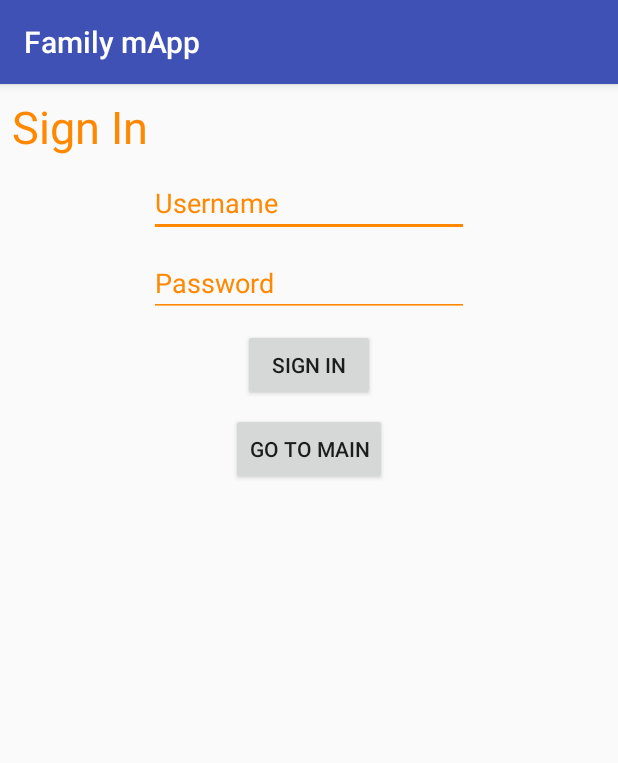
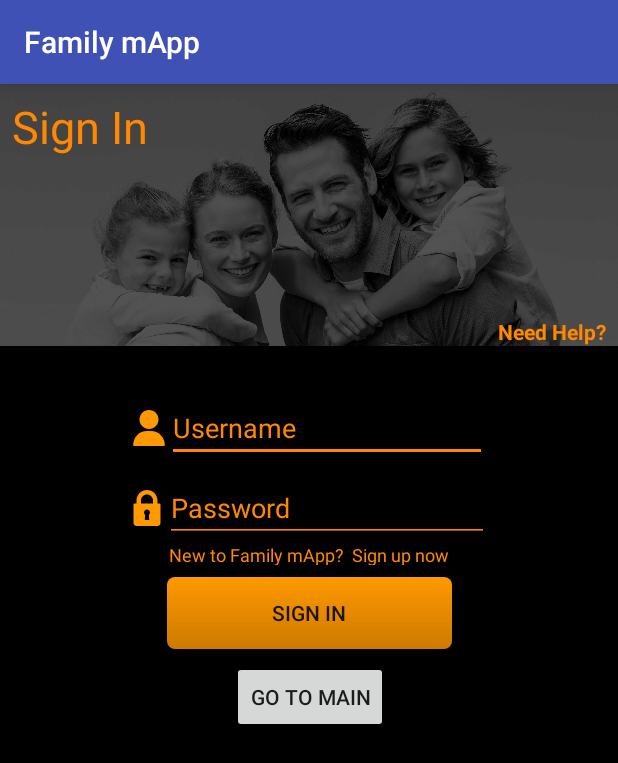
Before and after one commit to mjgrogan/FamilymApp, an Android app: the screen it shows after launch (SignIn), on a phone screen of 412 x 824 dp. Shown: the top 763 px of the screen. Run offline under Robolectric (Android 15) with nearby library versions, the phone set to English and light mode, and no system bars.

```diff
--- a/app/build.gradle
+++ b/app/build.gradle
@@ -9,6 +9,7 @@ android {
         versionCode 1
         versionName "1.0"
         testInstrumentationRunner "android.support.test.runner.AndroidJUnitRunner"
+        vectorDrawables.useSupportLibrary = true
     }
     buildTypes {
         release {
--- a/app/src/main/AndroidManifest.xml
+++ b/app/src/main/AndroidManifest.xml
@@ -22,7 +22,8 @@
         <activity android:name=".Locations" />
         <activity android:name=".Help" />
         <activity android:name=".Register" />
-        <activity android:name=".Emergency"></activity>
+        <activity android:name=".Emergency" />
+        <activity android:name=".QuickStartGuide"></activity>
     </application>
 
 </manifest>
--- /dev/null
+++ b/app/src/main/res/drawable/custom_orange_btn.xml
@@ -0,0 +1,8 @@
+<?xml version="1.0" encoding="utf-8"?>
+<shape xmlns:android="http://schemas.android.com/apk/res/android">
+    <gradient
+        android:startColor="#FF9900"
+        android:endColor="#CC7A00"
+        android:angle="270"/>
+    <corners android:radius="5dp" />
+</shape>
--- /dev/null
+++ b/app/src/main/res/drawable/ic_lock.xml
@@ -0,0 +1,4 @@
+<vector android:height="24dp" android:viewportHeight="512.0"
+    android:viewportWidth="512.0" android:width="24dp" xmlns:android="http://schemas.android.com/apk/res/android">
+    <path android:fillColor="#FFFF9900" android:pathData="M437.3,192h-32v-42.7C405.3,67 338.3,0 256,0S106.7,67 106.7,149.3V192h-32C68.8,192 64,196.8 64,202.7v266.7C64,492.9 83.1,512 106.7,512h298.7C428.9,512 448,492.9 448,469.3V202.7C448,196.8 443.2,192 437.3,192zM287.9,414.8c0.3,3 -0.6,6 -2.7,8.3c-2,2.3 -4.9,3.6 -7.9,3.6h-42.7c-3,0 -5.9,-1.3 -7.9,-3.6c-2,-2.3 -3,-5.3 -2.7,-8.3l6.7,-60.5c-10.9,-7.9 -17.5,-20.5 -17.5,-34.3c0,-23.5 19.1,-42.7 42.7,-42.7s42.7,19.1 42.7,42.7c0,13.8 -6.5,26.4 -17.5,34.3L287.9,414.8zM341.3,192H170.7v-42.7C170.7,102.3 208.9,64 256,64s85.3,38.3 85.3,85.3V192z"/>
+</vector>
--- /dev/null
+++ b/app/src/main/res/drawable/ic_user.xml
@@ -0,0 +1,5 @@
+<vector android:height="24dp" android:viewportHeight="512.0"
+    android:viewportWidth="512.0" android:width="24dp" xmlns:android="http://schemas.android.com/apk/res/android">
+    <path android:fillColor="#FFFF9900" android:pathData="M256,0c-74.4,0 -135,60.6 -135,135s60.6,135 135,135s135,-60.6 135,-135S330.4,0 256,0z"/>
+    <path android:fillColor="#FFFF9900" android:pathData="M424,358.2C387,320.7 338,300 286,300h-60c-52,0 -101,20.7 -138,58.2C51.3,395.5 31,444.8 31,497c0,8.3 6.7,15 15,15h420c8.3,0 15,-6.7 15,-15C481,444.8 460.7,395.5 424,358.2z"/>
+</vector>
--- a/app/src/main/res/layout/activity_sign_in.xml
+++ b/app/src/main/res/layout/activity_sign_in.xml
@@ -4,67 +4,56 @@
     xmlns:tools="http://schemas.android.com/tools"
     android:layout_width="match_parent"
     android:layout_height="match_parent"
+    android:background="@android:color/black"
     tools:context="quitessence.www.familymapp.SignIn">
-
-    <TextView
-        android:id="@+id/txtSignIn"
-        android:layout_width="118dp"
-        android:layout_height="0dp"
-        android:layout_marginStart="8dp"
-        android:layout_marginTop="8dp"
-        android:text="Sign In"
-        android:textColor="@android:color/holo_orange_dark"
-        android:textSize="30sp"
-        app:layout_constraintStart_toStartOf="parent"
-        app:layout_constraintTop_toTopOf="parent" />
 
     <EditText
         android:id="@+id/etUsername"
         android:layout_width="wrap_content"
         android:layout_height="wrap_content"
-        android:layout_marginTop="8dp"
+        android:layout_marginEnd="8dp"
+        android:layout_marginStart="32dp"
+        android:layout_marginTop="32dp"
         android:backgroundTint="@android:color/holo_orange_dark"
         android:ems="10"
         android:hint="Username"
         android:inputType="textPersonName"
+        android:maxLength="20"
         android:textColor="@android:color/holo_orange_dark"
         android:textColorHint="@android:color/holo_orange_dark"
-        app:layout_constraintLeft_toLeftOf="parent"
-        app:layout_constraintRight_toRightOf="parent"
-        app:layout_constraintTop_toBottomOf="@+id/txtSignIn" />
+        app:layout_constraintEnd_toEndOf="parent"
+        app:layout_constraintStart_toStartOf="parent"
+        app:layout_constraintTop_toBottomOf="@+id/imageView" />
 
     <EditText
         android:id="@+id/etPassword"
-        android:layout_width="wrap_content"
+        android:layout_width="216dp"
         android:layout_height="wrap_content"
-        android:layout_marginEnd="8dp"
-        android:layout_marginStart="8dp"
         android:layout_marginTop="8dp"
         android:backgroundTint="@android:color/holo_orange_dark"
         android:ems="10"
         android:hint="Password"
         android:inputType="textCapSentences|textPassword"
+        android:maxLength="20"
         android:textColor="@android:color/holo_orange_dark"
         android:textColorHint="@android:color/holo_orange_dark"
         app:layout_constraintEnd_toEndOf="@+id/etUsername"
-        app:layout_constraintLeft_toLeftOf="parent"
-        app:layout_constraintRight_toRightOf="parent"
-        app:layout_constraintStart_toStartOf="@+id/etUsername"
+        app:layout_constraintStart_toEndOf="@+id/imageView3"
         app:layout_constraintTop_toBottomOf="@+id/etUsername" />
 
     <Button
         android:id="@+id/btnSignIn"
-        android:layout_width="wrap_content"
+        android:layout_width="190dp"
         android:layout_height="wrap_content"
         android:layout_marginEnd="8dp"
         android:layout_marginStart="8dp"
         android:layout_marginTop="8dp"
+        android:background="@drawable/custom_orange_btn"
+        android:onClick="SignIn_mthd"
         android:text="Sign In"
-        app:layout_constraintEnd_toEndOf="@+id/etPassword"
-        app:layout_constraintLeft_toLeftOf="parent"
-        app:layout_constraintRight_toRightOf="parent"
-        app:layout_constraintStart_toStartOf="@+id/etPassword"
-        app:layout_constraintTop_toBottomOf="@+id/etPassword" />
+        app:layout_constraintEnd_toEndOf="@+id/txtNewToFamilymApp"
+        app:layout_constraintStart_toStartOf="@+id/txtNewToFamilymApp"
+        app:layout_constraintTop_toBottomOf="@+id/txtNewToFamilymApp" />
 
     <Button
         android:id="@+id/btnGoToMain"
@@ -73,11 +62,82 @@
         android:layout_marginEnd="8dp"
         android:layout_marginStart="8dp"
         android:layout_marginTop="8dp"
+        android:onClick="GoToMain_mthd"
         android:text="Go To Main"
         app:layout_constraintEnd_toEndOf="@+id/btnSignIn"
-        app:layout_constraintLeft_toLeftOf="parent"
-        app:layout_constraintRight_toRightOf="parent"
         app:layout_constraintStart_toStartOf="@+id/btnSignIn"
         app:layout_constraintTop_toBottomOf="@+id/btnSignIn" />
 
+    <TextView
+        android:id="@+id/txtNewToFamilymApp"
+        android:layout_width="wrap_content"
+        android:layout_height="15dp"
+        android:layout_marginEnd="8dp"
+        android:layout_marginRight="16dp"
+        android:layout_marginStart="8dp"
+        android:onClick="Register_mthd"
+        android:text="New to Family mApp?  Sign up now"
+        android:textColor="@android:color/holo_orange_dark"
+        android:textSize="12sp"
+        app:layout_constraintEnd_toEndOf="@+id/etPassword"
+        app:layout_constraintRight_toRightOf="parent"
+        app:layout_constraintStart_toStartOf="@+id/imageView4"
+        app:layout_constraintTop_toBottomOf="@+id/etPassword" />
+
+    <ImageView
+        android:id="@+id/imageView"
+        android:layout_width="wrap_content"
+        android:layout_height="wrap_content"
+        android:adjustViewBounds="true"
+        app:layout_constraintHorizontal_bias="0.0"
+        app:layout_constraintLeft_toLeftOf="parent"
+        app:layout_constraintRight_toRightOf="parent"
+        app:layout_constraintTop_toTopOf="parent"
+        app:srcCompat="@drawable/img_bwfmapp_bnr" />
+
+    <TextView
+        android:id="@+id/txtSignIn"
+        android:layout_width="wrap_content"
+        android:layout_height="wrap_content"
+        android:layout_marginLeft="16dp"
+        android:layout_marginStart="8dp"
+        android:layout_marginTop="8dp"
+        android:text="Sign In"
+        android:textColor="@android:color/holo_orange_dark"
+        android:textSize="30sp"
+        app:layout_constraintLeft_toLeftOf="parent"
+        app:layout_constraintStart_toStartOf="parent"
+        app:layout_constraintTop_toTopOf="parent" />
+
+    <TextView
+        android:id="@+id/txtNeedHelp"
+        android:layout_width="wrap_content"
+        android:layout_height="wrap_content"
+        android:layout_marginEnd="8dp"
+        android:onClick="NeedHelp_mthd"
+        android:text="Need Help?"
+        android:textColor="@android:color/holo_orange_dark"
+        android:textStyle="bold"
+        app:layout_constraintBottom_toBottomOf="@+id/imageView"
+        app:layout_constraintEnd_toEndOf="parent"
+        app:layout_constraintRight_toRightOf="parent" />
+
+    <ImageView
+        android:id="@+id/imageView3"
+        android:layout_width="wrap_content"
+        android:layout_height="wrap_content"
+        app:layout_constraintBottom_toBottomOf="@+id/etUsername"
+        app:layout_constraintEnd_toStartOf="@+id/etUsername"
+        app:layout_constraintTop_toTopOf="@+id/etUsername"
+        app:srcCompat="@drawable/ic_user" />
+
+    <ImageView
+        android:id="@+id/imageView4"
+        android:layout_width="wrap_content"
+        android:layout_height="wrap_content"
+        app:layout_constraintBottom_toBottomOf="@+id/etPassword"
+        app:layout_constraintEnd_toStartOf="@+id/etPassword"
+        app:layout_constraintTop_toTopOf="@+id/etPassword"
+        app:srcCompat="@drawable/ic_lock" />
+
 </android.support.constraint.ConstraintLayout>
```
Also changed, not shown: app/src/main/java/quitessence/www/familymapp/MainActivity.java (+54 -0 lines), app/src/main/java/quitessence/www/familymapp/QuickStartGuide.java (added, +24 -0 lines), app/src/main/java/quitessence/www/familymapp/Register.java (+27 -0 lines), app/src/main/java/quitessence/www/familymapp/SignIn.java (+38 -0 lines), app/src/main/res/layout/activity_main.xml (+26 -0 lines), app/src/main/res/layout/activity_quick_start_guide.xml (added, +32 -0 lines), app/src/main/res/layout/activity_register.xml (+17 -3 lines), app/src/main/res/drawable/img_bwfmapp_bnr.jpg (added).
